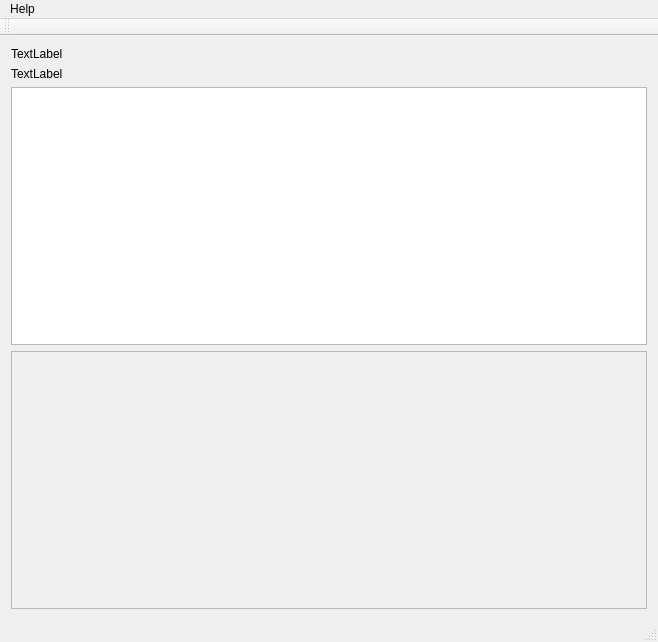
This is mainwindow.ui in mpromonet/qtv4l2 as Qt 5 draws it before an edit. The edited form follows.
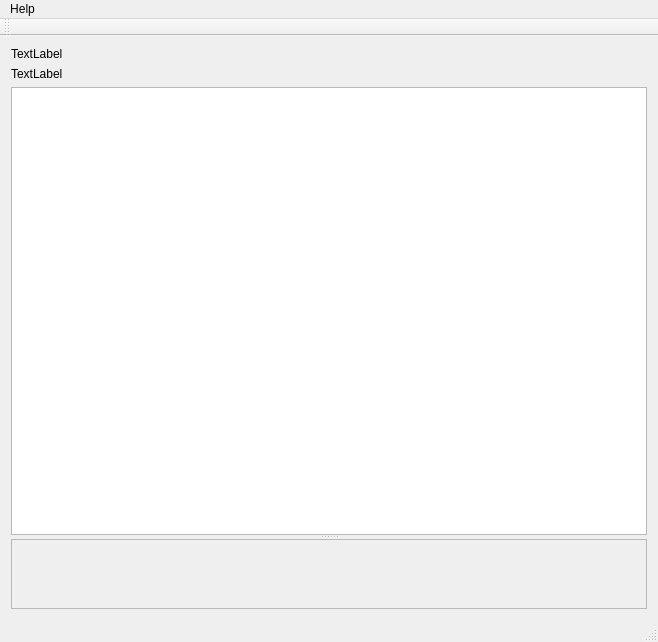
This is the edited form.

Commit message: add a vertical splitter between video and controls

The edit to the form file:
```diff
--- a/mainwindow.ui
+++ b/mainwindow.ui
@@ -30,9 +30,11 @@
      </widget>
     </item>
     <item row="2" column="0">
+     <widget class="QSplitter" name="splitter">
+      <property name="orientation">
+       <enum>Qt::Vertical</enum>
+      </property>
      <widget class="QGraphicsView" name="graphicsView"/>
-    </item>
-    <item row="3" column="0">
      <widget class="QScrollArea" name="scrollArea">
       <property name="widgetResizable">
        <bool>true</bool>
@@ -43,7 +45,7 @@
          <x>0</x>
          <y>0</y>
          <width>638</width>
-         <height>258</height>
+          <height>68</height>
         </rect>
        </property>
        <layout class="QGridLayout" name="gridLayout_2">
@@ -55,6 +57,7 @@
          </layout>
         </item>
        </layout>
+       </widget>
       </widget>
      </widget>
     </item>
```
Lines whose indentation alone changed are shown as unchanged. The commit also changes 1 other file.
